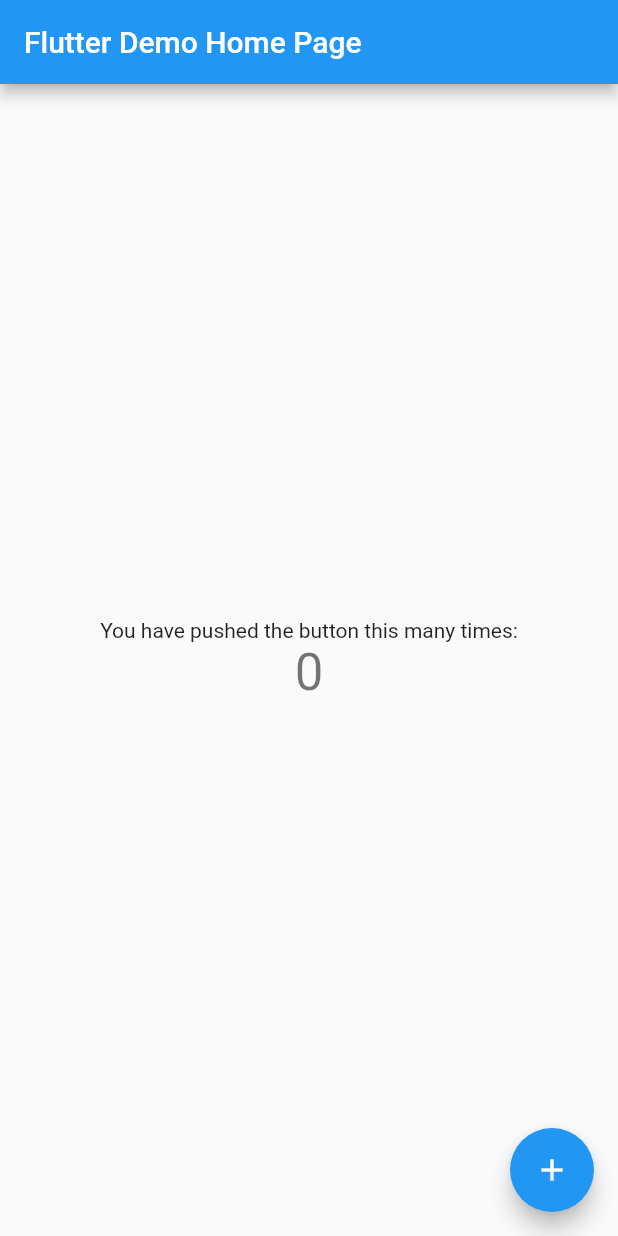
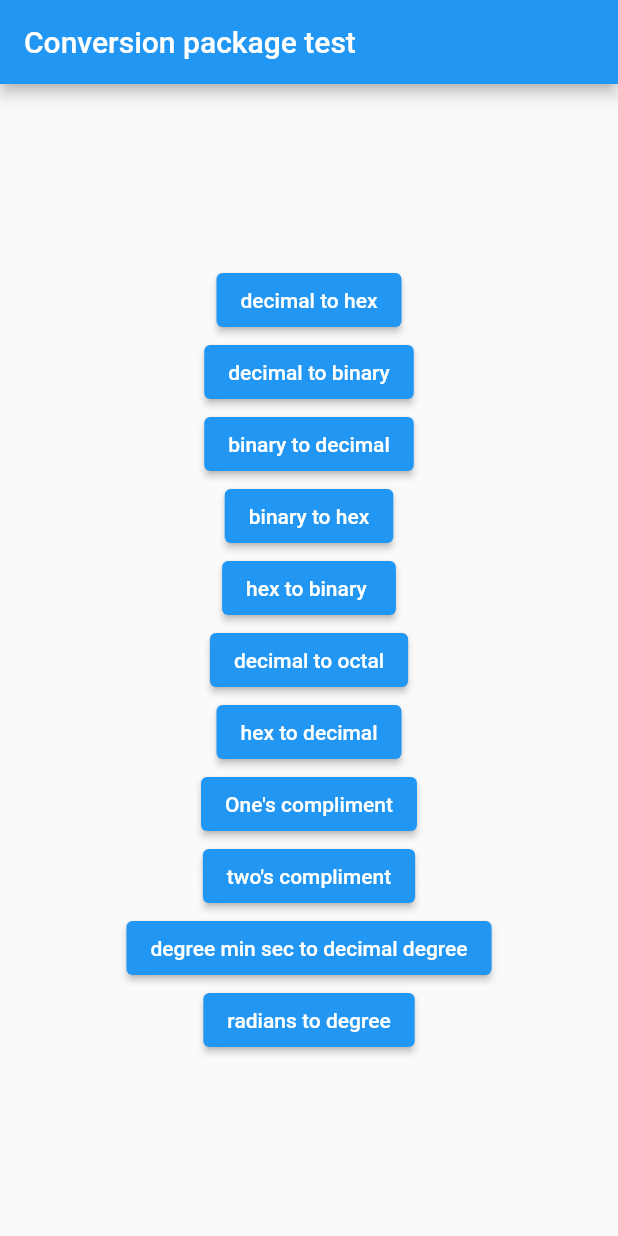
Before and after one commit to karthikmohan4/conversion, a Flutter app: the screen it shows after launch, on a phone screen of 412 x 824 dp. Run offline on Flutter 3.47's test engine with Material 2 defaults, Android fonts, the phone set to English and light mode, and no system bars.

Commit message:
binary,hex,radians,octal,degree

```diff
--- a/conversion/example/lib/main.dart
+++ b/conversion/example/lib/main.dart
@@ -1,4 +1,5 @@
 import 'package:flutter/material.dart';
+import 'package:conversion/conversion.dart';
 
 void main() {
   runApp(const MyApp());
@@ -11,105 +12,95 @@ class MyApp extends StatelessWidget {
   @override
   Widget build(BuildContext context) {
     return MaterialApp(
-      title: 'Flutter Demo',
+      title: 'Conversion package test',
       theme: ThemeData(
-        // This is the theme of your application.
-        //
-        // Try running your application with "flutter run". You'll see the
-        // application has a blue toolbar. Then, without quitting the app, try
-        // changing the primarySwatch below to Colors.green and then invoke
-        // "hot reload" (press "r" in the console where you ran "flutter run",
-        // or simply save your changes to "hot reload" in a Flutter IDE).
-        // Notice that the counter didn't reset back to zero; the application
-        // is not restarted.
         primarySwatch: Colors.blue,
       ),
-      home: const MyHomePage(title: 'Flutter Demo Home Page'),
+      home: const MyHomePage(),
     );
   }
 }
 
 class MyHomePage extends StatefulWidget {
-  const MyHomePage({super.key, required this.title});
-
-  // This widget is the home page of your application. It is stateful, meaning
-  // that it has a State object (defined below) that contains fields that affect
-  // how it looks.
-
-  // This class is the configuration for the state. It holds the values (in this
-  // case the title) provided by the parent (in this case the App widget) and
-  // used by the build method of the State. Fields in a Widget subclass are
-  // always marked "final".
-
-  final String title;
+  const MyHomePage({super.key});
 
   @override
   State<MyHomePage> createState() => _MyHomePageState();
 }
 
 class _MyHomePageState extends State<MyHomePage> {
-  int _counter = 0;
-
-  void _incrementCounter() {
-    setState(() {
-      // This call to setState tells the Flutter framework that something has
-      // changed in this State, which causes it to rerun the build method below
-      // so that the display can reflect the updated values. If we changed
-      // _counter without calling setState(), then the build method would not be
-      // called again, and so nothing would appear to happen.
-      _counter++;
-    });
-  }
+  Convert convert = Convert();
 
   @override
   Widget build(BuildContext context) {
-    // This method is rerun every time setState is called, for instance as done
-    // by the _incrementCounter method above.
-    //
-    // The Flutter framework has been optimized to make rerunning build methods
-    // fast, so that you can just rebuild anything that needs updating rather
-    // than having to individually change instances of widgets.
     return Scaffold(
       appBar: AppBar(
-        // Here we take the value from the MyHomePage object that was created by
-        // the App.build method, and use it to set our appbar title.
-        title: Text(widget.title),
+        title: const Text("Conversion package test"),
       ),
       body: Center(
-        // Center is a layout widget. It takes a single child and positions it
-        // in the middle of the parent.
+        //
         child: Column(
-          // Column is also a layout widget. It takes a list of children and
-          // arranges them vertically. By default, it sizes itself to fit its
-          // children horizontally, and tries to be as tall as its parent.
-          //
-          // Invoke "debug painting" (press "p" in the console, choose the
-          // "Toggle Debug Paint" action from the Flutter Inspector in Android
-          // Studio, or the "Toggle Debug Paint" command in Visual Studio Code)
-          // to see the wireframe for each widget.
-          //
-          // Column has various properties to control how it sizes itself and
-          // how it positions its children. Here we use mainAxisAlignment to
-          // center the children vertically; the main axis here is the vertical
-          // axis because Columns are vertical (the cross axis would be
-          // horizontal).
           mainAxisAlignment: MainAxisAlignment.center,
-          children: <Widget>[
-            const Text(
-              'You have pushed the button this many times:',
-            ),
-            Text(
-              '$_counter',
-              style: Theme.of(context).textTheme.headline4,
-            ),
+          children: [
+            ElevatedButton(
+                onPressed: () {
+                  print(convert.decimalToHex(values: [192, 193]));
+                },
+                child: const Text("decimal to hex")),
+            ElevatedButton(
+                onPressed: () {
+                  print(convert.decimalToBinary(values: [192, 193]));
+                },
+                child: const Text("decimal to binary")),
+            ElevatedButton(
+                onPressed: () {
+                  print(convert.binaryTodecimal(values: ['100', '101']));
+                },
+                child: const Text("binary to decimal")),
+            ElevatedButton(
+                onPressed: () {
+                  print(convert.binaryToHex(values: ['11000000']));
+                },
+                child: const Text("binary to hex")),
+            ElevatedButton(
+                onPressed: () {
+                  print(convert.hexToBinary(values: ['c0']));
+                },
+                child: const Text("hex to binary ")),
+            ElevatedButton(
+                onPressed: () {
+                  print(convert.decimalToOctal(values: [192, 193]));
+                },
+                child: const Text("decimal to octal")),
+            ElevatedButton(
+                onPressed: () {
+                  print(convert.hexToDecimal(hexString: ['c0', 'c1']));
+                },
+                child: const Text("hex to decimal")),
+            ElevatedButton(
+                onPressed: () {
+                  print(convert.findOnesComplement(binary: '011'));
+                },
+                child: Text("One's compliment")),
+            ElevatedButton(
+                onPressed: () {
+                  print(convert.findTwosComplement(binary: '0111'));
+                },
+                child: Text("two's compliment")),
+            ElevatedButton(
+                onPressed: () {
+                  print(convert.toDecimalDegree(
+                      degree: 30, minutes: 15, seconds: 50));
+                },
+                child: Text("degree min sec to decimal degree")),
+            ElevatedButton(
+                onPressed: () {
+                  print(convert.radiansToDegree(radians: 2));
+                },
+                child: Text("radians to degree")),
           ],
         ),
       ),
-      floatingActionButton: FloatingActionButton(
-        onPressed: _incrementCounter,
-        tooltip: 'Increment',
-        child: const Icon(Icons.add),
-      ), // This trailing comma makes auto-formatting nicer for build methods.
     );
   }
 }
--- a/conversion/example/pubspec.yaml
+++ b/conversion/example/pubspec.yaml
@@ -31,6 +31,8 @@ environment:
 dependencies:
   flutter:
     sdk: flutter
+  conversion:
+    path: ../
 
 
   # The following adds the Cupertino Icons font to your application.
--- a/conversion/lib/conversion.dart
+++ b/conversion/lib/conversion.dart
@@ -1,15 +1,66 @@
 library conversion;
 
+export 'src/core/conversion_methods.dart';
 import 'package:conversion/src/core/conversion_methods.dart';
 
 class Convert {
   Conversion conversion = Conversion();
 
-  decimalToHex({required List<int> values}) {
-    print(conversion.convertDecimalToHex(values));
+//decimal to hex
+  List<String> decimalToHex({required List<int>? values}) {
+    return conversion.convertDecimalToHex(decimalValues: values!);
   }
 
-  decimalToBinary({required List<int> values}) {
-    print(conversion.convertDecimalToBinary(values));
+//decimal to binary
+  List<String> decimalToBinary({required List<int>? values}) {
+    return conversion.convertDecimalToBinary(decimalValues: values!);
+  }
+
+//binary to decimal
+  List<int> binaryTodecimal({required List<String>? values}) {
+    return conversion.convertBinaryToDecimal(binaryValues: values!);
+  }
+
+  //binary to hex
+  List<String> binaryToHex({required List<String>? values}) {
+    return conversion.convertBinaryToHex(binaryValues: values!);
+  }
+
+  //hex to binary
+  List<String> hexToBinary({required List<String>? values}) {
+    return conversion.convertHexToBinary(hexValues: values!);
+  }
+
+  //hexadecimal to decimal
+  List<int> hexToDecimal({required List<String>? hexString}) {
+    return conversion.convertHexToDecimal(hexString: hexString!);
+  }
+
+  List<int> decimalToOctal({required List<int>? values}) {
+    return conversion.convertDecimalToOctal(decimalValues: values!);
+  }
+
+//degrees, minute, second to decimal degree
+  double toDecimalDegree(
+      {required double? degree,
+      required double? minutes,
+      required double? seconds}) {
+    return conversion.convertToDecimalDegree(
+        degree: degree!, minutes: minutes!, seconds: seconds!);
+  }
+
+//radians to degree
+  double radiansToDegree({required double? radians}) {
+    return conversion.radiansToDegree(radians: radians!);
+  }
+
+  //find one's compliment
+  String findOnesComplement({required String? binary}) {
+    return conversion.findOnesComplement(binary: binary!);
+  }
+
+//find two's complement
+  String findTwosComplement({required String? binary}) {
+    return conversion.findTwosComplement(binary: binary!);
   }
 }
--- a/conversion/lib/src/core/conversion_methods.dart
+++ b/conversion/lib/src/core/conversion_methods.dart
@@ -1,13 +1,70 @@
+import 'dart:math';
+
 class Conversion {
   //Decimal to hexadecimal
-  Iterable<String> convertDecimalToHex(List<int> decimalValues) {
-  return decimalValues.map((e) => e.toRadixString(16).toString());
+  List<String> convertDecimalToHex({required List<int> decimalValues}) {
+    return decimalValues.map((e) => e.toRadixString(16).toString()).toList();
   }
 
   //Decimal to binary
-  Iterable<String> convertDecimalToBinary(List<int> decimalValues) {
-  return decimalValues.map((e) => e.toRadixString(2).toString());
+  List<String> convertDecimalToBinary({required List<int> decimalValues}) {
+    return decimalValues.map((e) => e.toRadixString(2).toString()).toList();
+  }
+
+  //binary to decimal
+  List<int> convertBinaryToDecimal({required List<String> binaryValues}) {
+    return binaryValues.map((e) => int.parse(e, radix: 2)).toList();
+  }
+
+  //binary to decimal
+  List<String> convertBinaryToHex({required List<String> binaryValues}) {
+    List<int> decimal = convertBinaryToDecimal(binaryValues: binaryValues);
+    return convertDecimalToHex(decimalValues: decimal);
+  }
+
+  //hex to binary
+  List<String> convertHexToBinary({required List<String> hexValues}) {
+    List<int> decimal = convertHexToDecimal(hexString: hexValues);
+    return convertDecimalToBinary(decimalValues: decimal);
+  }
+
+  //decimal to octal
+  List<int> convertDecimalToOctal({required List<int> decimalValues}) {
+    return decimalValues.map((e) => int.parse(e.toRadixString(8))).toList();
+  }
+
+  //degree, minutes, seconds to degree conversion
+  double convertToDecimalDegree(
+      {required double degree,
+      required double minutes,
+      required double seconds}) {
+    return (degree) + (minutes / 60) + (seconds / 3600);
+  }
+
+//radians to degree
+  double radiansToDegree({required double radians}) {
+    return (radians) * (180 / pi);
+  }
+
+  //hexadecimal to decimal
+  List<int> convertHexToDecimal({required List<String> hexString}) {
+    return hexString.map((e) => int.parse(e, radix: 16)).toList();
   }
 
 
+
+  //find one's compliment
+  String findOnesComplement({required String binary}) {
+    return binary
+        .toString()
+        .split('')
+        .map((bit) => bit == '0' ? '1' : '0')
+        .join();
+  }
+
+  //find two's complement
+  String findTwosComplement({required String binary}) {
+    final oneComplement = findOnesComplement(binary: binary);
+    return (int.parse(oneComplement, radix: 2) + 1).toRadixString(2);
+  }
 }
--- a/conversion/pubspec.yaml
+++ b/conversion/pubspec.yaml
@@ -1,6 +1,6 @@
 name: conversion
-description: A new Flutter package project.
-version: 0.0.1
+description: A handy flutter package that helps you convert values.
+version: 1.0.0
 homepage:
 
 environment:
```
Also changed, not shown: conversion/example/pubspec.lock.
